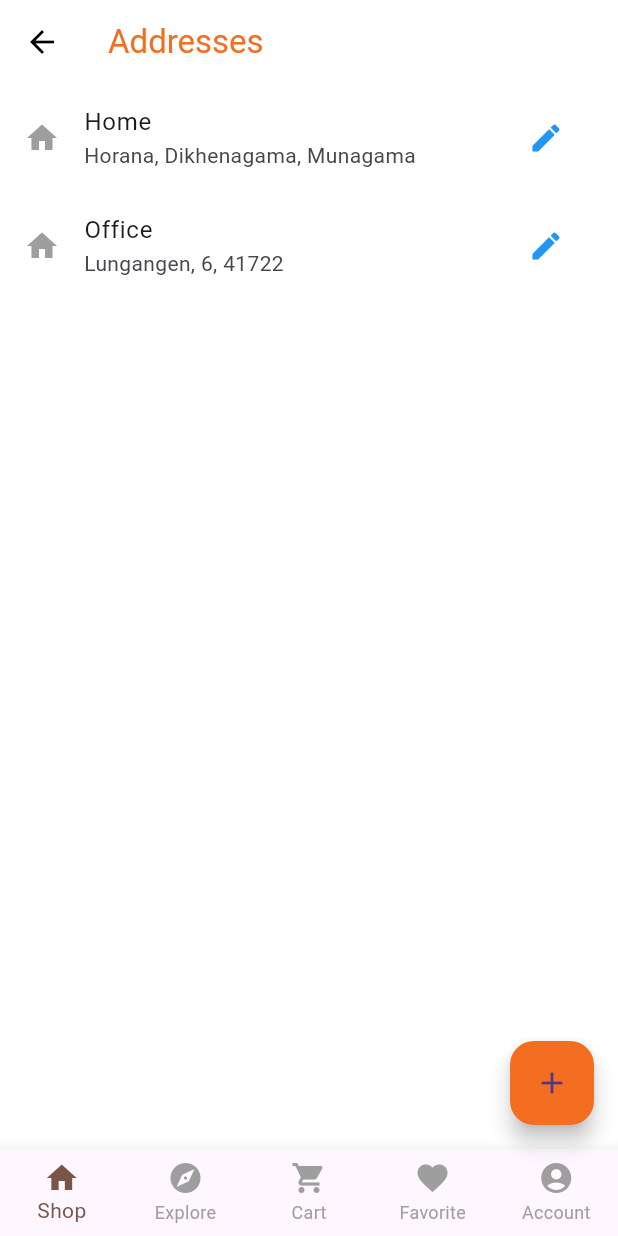
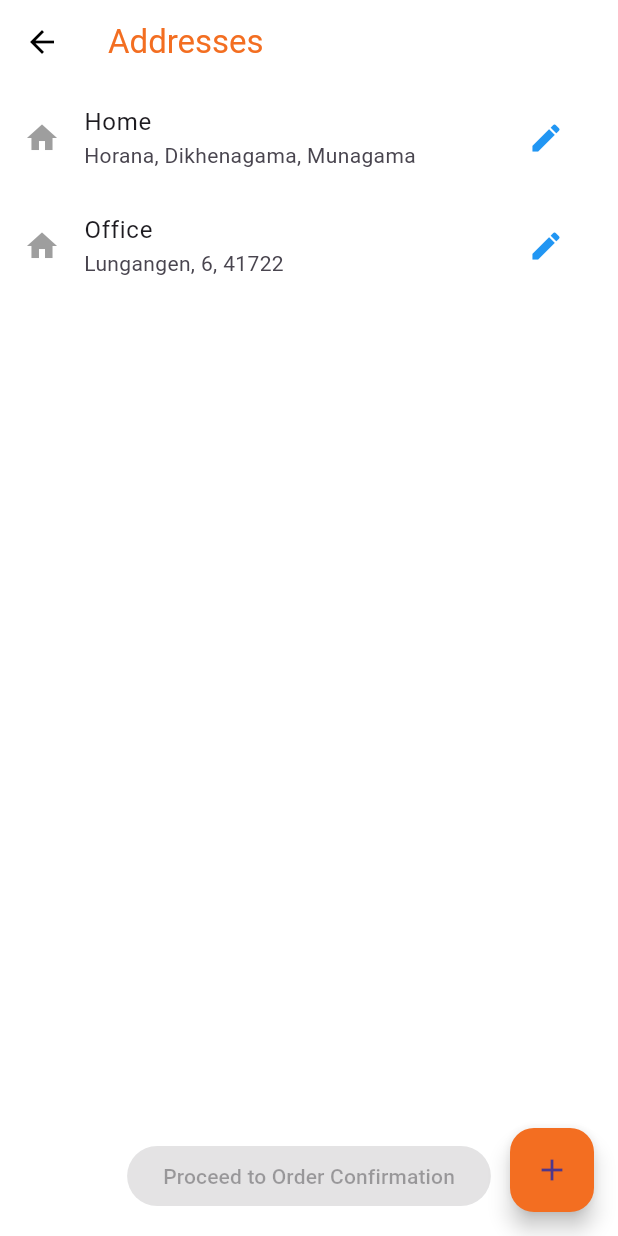
Before and after one commit to IT21212604/Grocery_Store_App, a Flutter app: the AddressPage screen opened by its route, on a phone screen of 412 x 824 dp. Run offline on Flutter 3.47's test engine with Material 3 defaults, Android fonts, the phone set to English and light mode, and no system bars.

Commit message:
Integration part 1 completed

```diff
--- a/flutter_application/lib/screens/address_list.dart
+++ b/flutter_application/lib/screens/address_list.dart
@@ -1,6 +1,7 @@
 import 'package:flutter/material.dart';
 import 'new_address.dart';
-import 'edit_address.dart'; // Correct path if in the same directory
+import 'edit_address.dart';
+import 'order_confirmation_screen.dart';
 
 class AddressPage extends StatefulWidget {
   @override
@@ -12,6 +13,9 @@ class _AddressPageState extends State<AddressPage> {
     {"title": "Home", "city": "Horana", "address": "Dikhenagama, Munagama"},
     {"title": "Office", "city": "Lungangen", "address": "6, 41722"},
   ];
+
+  // Selected address index
+  int? selectedAddressIndex;
 
   // Function to add a new address
   void addAddress(Map<String, String> newAddress) {
@@ -33,28 +37,31 @@ class _AddressPageState extends State<AddressPage> {
       appBar: AppBar(
         title: Text(
           'Addresses',
-          style: TextStyle(color: const Color.fromARGB(255, 243, 110, 33)), // Change title color
+          style: TextStyle(color: const Color.fromARGB(255, 243, 110, 33)),
         ),
         leading: IconButton(
-          icon: Icon(Icons.arrow_back, color: Colors.black), // Back button color
+          icon: Icon(Icons.arrow_back, color: Colors.black),
           onPressed: () {
             Navigator.pop(context);
           },
         ),
-        backgroundColor: Colors.white, // Optional: change app bar background color
-        elevation: 0, // Optional: remove app bar shadow
+        backgroundColor: Colors.white,
+        elevation: 0,
       ),
-      body: ListView.builder(
+      body: Column(
+        children: [
+          Expanded(
+            child: ListView.builder(
               itemCount: addresses.length,
               itemBuilder: (context, index) {
                 return ListTile(
-            leading: Icon(Icons.home, color: Colors.grey), // Home icon
+                  leading: Icon(Icons.home, color: Colors.grey),
                   title: Text(addresses[index]['title']!),
                   subtitle: Text(
                     '${addresses[index]['city']}, ${addresses[index]['address']}',
                   ),
                   trailing: IconButton(
-              icon: Icon(Icons.edit, color: Colors.blue), // Edit icon
+                    icon: Icon(Icons.edit, color: Colors.blue),
                     onPressed: () async {
                       final result = await Navigator.push(
                         context,
@@ -70,24 +77,31 @@ class _AddressPageState extends State<AddressPage> {
                       }
                     },
                   ),
+                  onTap: () {
+                    setState(() {
+                      selectedAddressIndex = index;
+                    });
+                  },
+                  selected: selectedAddressIndex == index,
+                  selectedTileColor: Colors.orange[100],
                 );
               },
             ),
-      bottomNavigationBar: BottomNavigationBar(
-        type: BottomNavigationBarType.fixed,
-        selectedItemColor: Colors.brown,
-        unselectedItemColor: Colors.grey,
-        currentIndex: 0, // Active tab index
-        onTap: (index) {
-          // Handle tab navigation
-          print("Tapped index: $index");
-        },
-        items: const [
-          BottomNavigationBarItem(icon: Icon(Icons.home), label: "Shop"),
-          BottomNavigationBarItem(icon: Icon(Icons.explore), label: "Explore"),
-          BottomNavigationBarItem(icon: Icon(Icons.shopping_cart), label: "Cart"),
-          BottomNavigationBarItem(icon: Icon(Icons.favorite), label: "Favorite"),
-          BottomNavigationBarItem(icon: Icon(Icons.account_circle), label: "Account"),
+          ),
+          Padding(
+            padding: const EdgeInsets.all(16.0),
+            child: ElevatedButton(
+              onPressed: selectedAddressIndex != null
+                  ? () {
+                      Navigator.pushNamed(context, '/payment');
+                    }
+                  : null,
+              style: ElevatedButton.styleFrom(
+                backgroundColor: const Color.fromARGB(255, 243, 110, 33),
+              ),
+              child: Text('Proceed to Order Confirmation'),
+            ),
+          ),
         ],
       ),
       floatingActionButton: FloatingActionButton(
@@ -101,8 +115,54 @@ class _AddressPageState extends State<AddressPage> {
           }
         },
         child: Icon(Icons.add),
-        backgroundColor: const Color.fromARGB(255, 243, 110, 33), // Optional: FAB color
+        backgroundColor: const Color.fromARGB(255, 243, 110, 33),
       ),
     );
   }
 }
+
+class OrderConfirmationPage extends StatelessWidget {
+  final Map<String, String> selectedAddress;
+
+  OrderConfirmationPage({required this.selectedAddress});
+
+  @override
+  Widget build(BuildContext context) {
+    return Scaffold(
+      appBar: AppBar(
+        title: Text('Order Confirmation'),
+        backgroundColor: const Color.fromARGB(255, 243, 110, 33),
+      ),
+      body: Padding(
+        padding: const EdgeInsets.all(16.0),
+        child: Column(
+          crossAxisAlignment: CrossAxisAlignment.start,
+          children: [
+            Text(
+              'Selected Address:',
+              style: TextStyle(fontSize: 18, fontWeight: FontWeight.bold),
+            ),
+            SizedBox(height: 8),
+            Text(
+              '${selectedAddress['title']}, ${selectedAddress['city']}, ${selectedAddress['address']}',
+              style: TextStyle(fontSize: 16),
+            ),
+            Spacer(),
+            ElevatedButton(
+              onPressed: () {
+                // Handle order confirmation logic here
+                ScaffoldMessenger.of(context).showSnackBar(
+                  SnackBar(content: Text('Order placed successfully!')),
+                );
+              },
+              style: ElevatedButton.styleFrom(
+                backgroundColor: const Color.fromARGB(255, 243, 110, 33),
+              ),
+              child: Text('Confirm Order'),
+            ),
+          ],
+        ),
+      ),
+    );
+  }
+}
--- a/flutter_application/lib/screens/cart.dart
+++ b/flutter_application/lib/screens/cart.dart
@@ -112,7 +112,9 @@ class _CartPageState extends State<CartPage> {
                   borderRadius: BorderRadius.circular(12),
                 ),
               ),
-              onPressed: () {},
+              onPressed: () {
+                Navigator.pushNamed(context, '/cart');
+              },
               child: const Text("CheckOut",
                   style: TextStyle(color: Colors.white, fontSize: 18)),
             ),
--- a/flutter_application/lib/screens/fruitsDetails.dart
+++ b/flutter_application/lib/screens/fruitsDetails.dart
@@ -94,7 +94,9 @@ class FruitDetailsPage extends StatelessWidget {
                     ],
                   ),
                   ElevatedButton(
-                    onPressed: () {},
+                    onPressed: () {
+                      Navigator.pushNamed(context, '/cartPage');
+                    },
                     style: ElevatedButton.styleFrom(
                       backgroundColor: const Color(0xFFA1371B),
                       foregroundColor: Colors.white,
--- a/flutter_application/lib/screens/order_confirmation_screen.dart
+++ b/flutter_application/lib/screens/order_confirmation_screen.dart
@@ -52,6 +52,7 @@ class OrderConfirmationScreen extends StatelessWidget {
               const SizedBox(height: 16),
               OutlinedButton(
                 onPressed: () {
+                  Navigator.pushNamed(context, '/home');
                   // Add navigation logic
                 },
                 style: OutlinedButton.styleFrom(
--- a/flutter_application/lib/screens/payment_screen.dart
+++ b/flutter_application/lib/screens/payment_screen.dart
@@ -152,7 +152,9 @@ class _PaymentScreenState extends State<PaymentScreen> {
                 ),
               ),
               TextButton(
-                onPressed: () {},
+                onPressed: () {
+                  Navigator.pushNamed(context, '/addressList');
+                },
                 child: const Text(
                   'Change',
                   style: TextStyle(color: Colors.brown),
@@ -476,6 +478,7 @@ Widget build(BuildContext context) {
                       width: double.infinity,
                       child: ElevatedButton(
                         onPressed: () {
+                          Navigator.pushNamed(context, '/order_confirmation');
                           // Handle checkout
                           print(
                               'Checkout pressed with total: ${orderData!['order_summary']['total']}');
```
Also changed, not shown: flutter_application/lib/screens/cart_screen.dart (+38 -1 lines). Lines whose indentation alone changed are shown as unchanged.
